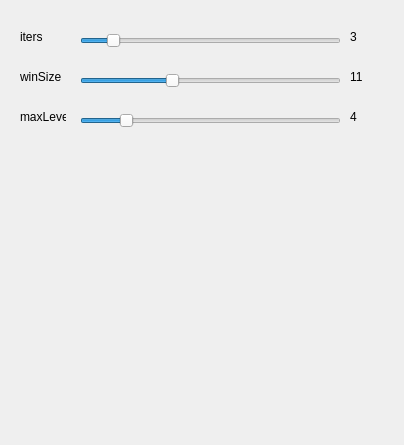
Old version of the form lukaskanadeopticalflowdialog.ui in the repository schwittlick/BachelorThesis.
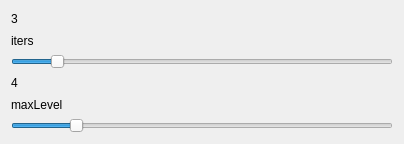
New version of the form.

Commit message: - lukas kanade's view class can now be toggled from the mainwindow - included mvc structure - #58

What changed in the file:
```diff
--- a/lukaskanadeopticalflowdialog.ui
+++ b/lukaskanadeopticalflowdialog.ui
@@ -7,156 +7,74 @@
     <x>0</x>
     <y>0</y>
     <width>404</width>
-    <height>445</height>
+    <height>144</height>
    </rect>
   </property>
   <property name="windowTitle">
    <string>LukasKanadeOpticalFLowDialog</string>
   </property>
-  <widget class="QSlider" name="itersSlider">
-   <property name="geometry">
-    <rect>
-     <x>80</x>
-     <y>30</y>
-     <width>261</width>
-     <height>22</height>
-    </rect>
-   </property>
-   <property name="minimum">
-    <number>1</number>
-   </property>
-   <property name="maximum">
-    <number>20</number>
-   </property>
-   <property name="value">
-    <number>3</number>
-   </property>
-   <property name="orientation">
-    <enum>Qt::Horizontal</enum>
-   </property>
-  </widget>
-  <widget class="QSlider" name="winSizeSlider">
-   <property name="geometry">
-    <rect>
-     <x>80</x>
-     <y>70</y>
-     <width>261</width>
-     <height>22</height>
-    </rect>
-   </property>
-   <property name="minimum">
-    <number>1</number>
-   </property>
-   <property name="maximum">
-    <number>30</number>
-   </property>
-   <property name="value">
-    <number>11</number>
-   </property>
-   <property name="orientation">
-    <enum>Qt::Horizontal</enum>
-   </property>
-  </widget>
-  <widget class="QSlider" name="maxLevelSlider">
-   <property name="geometry">
-    <rect>
-     <x>80</x>
-     <y>110</y>
-     <width>261</width>
-     <height>22</height>
-    </rect>
-   </property>
-   <property name="minimum">
-    <number>1</number>
-   </property>
-   <property name="maximum">
-    <number>20</number>
-   </property>
-   <property name="value">
-    <number>4</number>
-   </property>
-   <property name="orientation">
-    <enum>Qt::Horizontal</enum>
-   </property>
-  </widget>
-  <widget class="QLabel" name="itersLabel">
-   <property name="geometry">
-    <rect>
-     <x>20</x>
-     <y>30</y>
-     <width>46</width>
-     <height>13</height>
-    </rect>
-   </property>
-   <property name="text">
-    <string>iters</string>
-   </property>
-  </widget>
-  <widget class="QLabel" name="winSizeLabel">
-   <property name="geometry">
-    <rect>
-     <x>20</x>
-     <y>70</y>
-     <width>46</width>
-     <height>13</height>
-    </rect>
-   </property>
-   <property name="text">
-    <string>winSize</string>
-   </property>
-  </widget>
-  <widget class="QLabel" name="maxLevelLabel">
-   <property name="geometry">
-    <rect>
-     <x>20</x>
-     <y>110</y>
-     <width>46</width>
-     <height>13</height>
-    </rect>
-   </property>
-   <property name="text">
-    <string>maxLevel</string>
-   </property>
-  </widget>
-  <widget class="QLabel" name="itersValueLabel">
-   <property name="geometry">
-    <rect>
-     <x>350</x>
-     <y>30</y>
-     <width>46</width>
-     <height>13</height>
-    </rect>
-   </property>
-   <property name="text">
-    <string>3</string>
-   </property>
-  </widget>
-  <widget class="QLabel" name="winSizeValueLabel">
-   <property name="geometry">
-    <rect>
-     <x>350</x>
-     <y>70</y>
-     <width>46</width>
-     <height>13</height>
-    </rect>
-   </property>
-   <property name="text">
-    <string>11</string>
-   </property>
-  </widget>
-  <widget class="QLabel" name="maxLevelValueLabel">
-   <property name="geometry">
-    <rect>
-     <x>350</x>
-     <y>110</y>
-     <width>46</width>
-     <height>13</height>
-    </rect>
-   </property>
-   <property name="text">
-    <string>4</string>
-   </property>
-  </widget>
+  <layout class="QVBoxLayout" name="verticalLayout">
+   <item>
+    <widget class="QLabel" name="itersValueLabel">
+     <property name="text">
+      <string>3</string>
+     </property>
+    </widget>
+   </item>
+   <item>
+    <widget class="QLabel" name="itersLabel">
+     <property name="text">
+      <string>iters</string>
+     </property>
+    </widget>
+   </item>
+   <item>
+    <widget class="QSlider" name="itersSlider">
+     <property name="minimum">
+      <number>1</number>
+     </property>
+     <property name="maximum">
+      <number>20</number>
+     </property>
+     <property name="value">
+      <number>3</number>
+     </property>
+     <property name="orientation">
+      <enum>Qt::Horizontal</enum>
+     </property>
+    </widget>
+   </item>
+   <item>
+    <widget class="QLabel" name="maxLevelValueLabel">
+     <property name="text">
+      <string>4</string>
+     </property>
+    </widget>
+   </item>
+   <item>
+    <widget class="QLabel" name="maxLevelLabel">
+     <property name="text">
+      <string>maxLevel</string>
+     </property>
+    </widget>
+   </item>
+   <item>
+    <widget class="QSlider" name="maxLevelSlider">
+     <property name="minimum">
+      <number>1</number>
+     </property>
+     <property name="maximum">
+      <number>20</number>
+     </property>
+     <property name="value">
+      <number>4</number>
+     </property>
+     <property name="orientation">
+      <enum>Qt::Horizontal</enum>
+     </property>
+    </widget>
+   </item>
+  </layout>
  </widget>
  <layoutdefault spacing="6" margin="11"/>
  <resources/>
```
Left out of the diff: 16 changed lines with no effect on the pictures. The commit also changes 9 other files.
